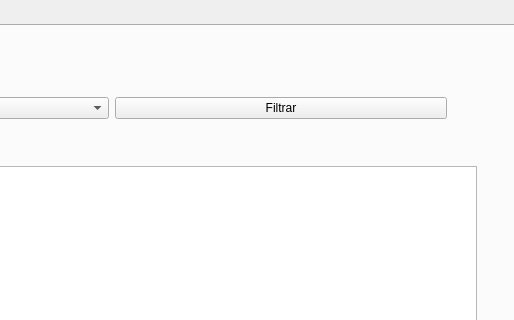
Above: ui/tela_principal.ui from jespimentel/pj_docs before the change; both pictures show x 286 to 800 and y 0 to 320 of the 800 by 600 pixel window. Below: the same form after it.
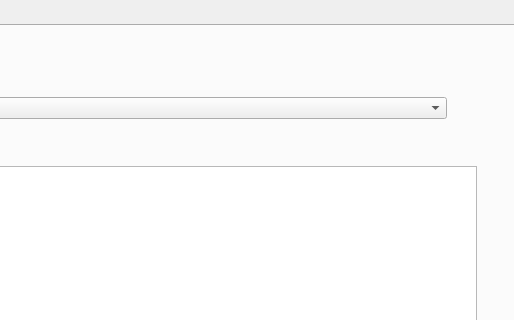
That is the form after the change. The open tabs and pages were chosen to show the change.

Commit message: supressão do botão filtrar

```diff
--- a/ui/tela_principal.ui
+++ b/ui/tela_principal.ui
@@ -227,13 +227,6 @@
         <item>
          <widget class="QComboBox" name="comboBoxProcedimentoSelecionado"/>
         </item>
-        <item>
-         <widget class="QPushButton" name="pushButton_3">
-          <property name="text">
-           <string>Filtrar</string>
-          </property>
-         </widget>
-        </item>
        </layout>
       </widget>
      </widget>
```
The commit also changes 1 other file.
